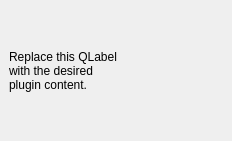
The window that iat_teste_dockwidget_base.ui (zyngra/IatTeste) describes before a commit, drawn with Qt 5.
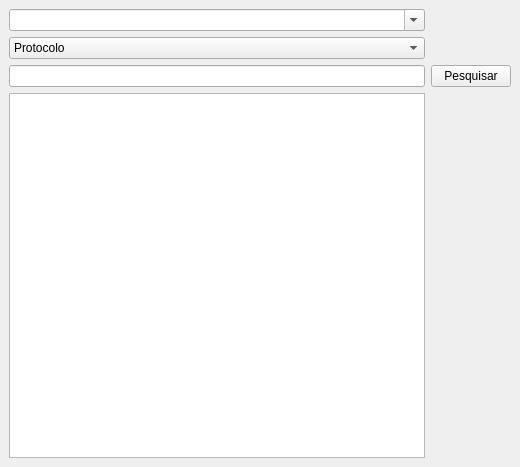
The same window after the commit. Custom widgets are drawn as their Qt base class.

Commit message: Cria layout dockable, com campos de busca relevantes

What changed in the file:
```diff
--- a/iat_teste_dockwidget_base.ui
+++ b/iat_teste_dockwidget_base.ui
@@ -6,8 +6,8 @@
    <rect>
     <x>0</x>
     <y>0</y>
-    <width>232</width>
-    <height>141</height>
+    <width>520</width>
+    <height>467</height>
    </rect>
   </property>
   <property name="windowTitle">
@@ -16,17 +16,54 @@
   <widget class="QWidget" name="dockWidgetContents">
    <layout class="QGridLayout" name="gridLayout">
     <item row="0" column="0">
-     <widget class="QLabel" name="label">
+     <widget class="QgsMapLayerComboBox" name="sel_camada">
+      <property name="editable">
+       <bool>true</bool>
+      </property>
+     </widget>
+    </item>
+    <item row="1" column="0">
+     <widget class="QComboBox" name="sel_campo">
+      <item>
+       <property name="text">
+        <string>Protocolo</string>
+       </property>
+      </item>
+      <item>
+       <property name="text">
+        <string>Nome</string>
+       </property>
+      </item>
+      <item>
+       <property name="text">
+        <string>CPF/CNPJ</string>
+       </property>
+      </item>
+     </widget>
+    </item>
+    <item row="2" column="1">
+     <widget class="QPushButton" name="btn_exec">
       <property name="text">
-       <string>Replace this QLabel
-with the desired
-plugin content.</string>
+       <string>Pesquisar</string>
       </property>
      </widget>
     </item>
+    <item row="2" column="0">
+     <widget class="QLineEdit" name="valor_pesq"/>
+    </item>
+    <item row="3" column="0">
+     <widget class="QTableWidget" name="tabela"/>
+    </item>
    </layout>
   </widget>
  </widget>
+ <customwidgets>
+  <customwidget>
+   <class>QgsMapLayerComboBox</class>
+   <extends>QComboBox</extends>
+   <header>qgsmaplayercombobox.h</header>
+  </customwidget>
+ </customwidgets>
  <resources/>
  <connections/>
 </ui>
```
The commit also changes 9 other files.
